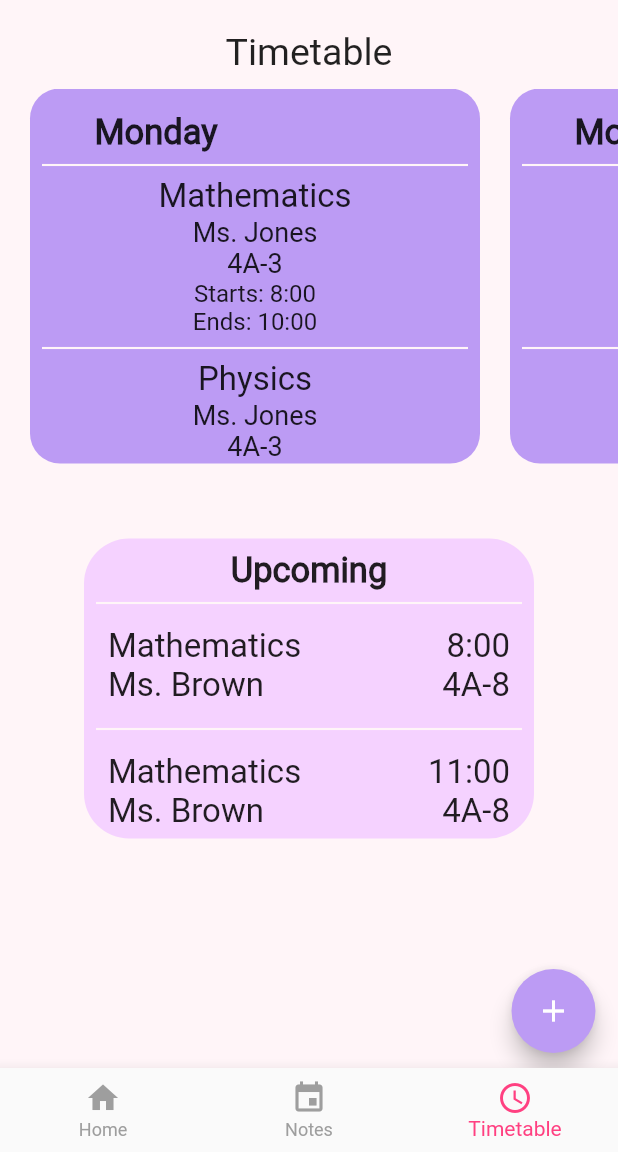
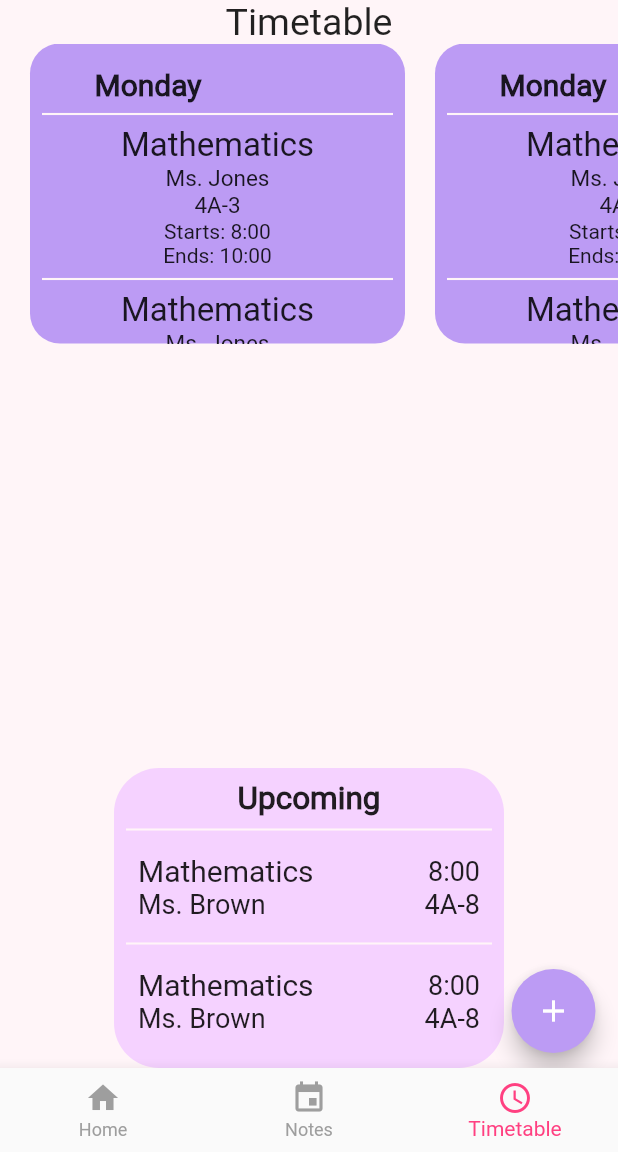
Before and after one commit to Laurell876/sidekick, a Flutter app: the NavBarPage screen opened by its route, item 3 of the bottom bar chosen, on a phone screen of 412 x 824 dp, the part 84-1236 px from its top. Run offline on Flutter 3.47's test engine with Material 2 defaults, Android fonts, the phone set to English and light mode, and no system bars.

Commit message:
done with ui

```diff
--- a/lib/DayOfWeekCard.dart
+++ b/lib/DayOfWeekCard.dart
@@ -4,7 +4,7 @@ class DayOfWeekCard extends StatelessWidget {
   @override
   Widget build(BuildContext context) {
     return Container(
-      width:300,
+      width:250,
 
       decoration: BoxDecoration(
         color: Color(0xffBC9BF4),
@@ -24,7 +24,7 @@ class DayOfWeekCard extends StatelessWidget {
                       Text('Monday',
                         style: TextStyle(
                           fontFamily: 'Roboto',
-                          fontSize: 23,
+                          fontSize: 20,
                           fontWeight: FontWeight.bold,
                         ),
                       ),
@@ -37,6 +37,8 @@ class DayOfWeekCard extends StatelessWidget {
                   thickness: 1.4,
                   color: Color(0xfffff5f8),
                 ),
+
+
                 Column(
                   mainAxisAlignment: MainAxisAlignment.center,
                   children: <Widget>[
@@ -48,25 +50,25 @@ class DayOfWeekCard extends StatelessWidget {
                     ),
                     Text('Ms. Jones',
                       style: TextStyle(
-                        fontSize: 18,
+                        fontSize: 15,
 
                       ),
                     ),
                     Text('4A-3',
                       style: TextStyle(
-                        fontSize: 18,
+                        fontSize: 15,
 
                       ),
                     ),
                     Text('Starts: 8:00',
                       style: TextStyle(
-                        fontSize: 16,
+                        fontSize: 14,
 
                       ),
                     ),
                     Text('Ends: 10:00',
                       style: TextStyle(
-                        fontSize: 16,
+                        fontSize: 14,
 
                       ),
                     ),
@@ -80,10 +82,12 @@ class DayOfWeekCard extends StatelessWidget {
                   thickness: 1.4,
                   color: Color(0xfffff5f8),
                 ),
+
+
                 Column(
                   mainAxisAlignment: MainAxisAlignment.center,
                   children: <Widget>[
-                    Text('Physics',
+                    Text('Mathematics',
                       style: TextStyle(
                         fontSize: 22,
 
@@ -91,25 +95,25 @@ class DayOfWeekCard extends StatelessWidget {
                     ),
                     Text('Ms. Jones',
                       style: TextStyle(
-                        fontSize: 18,
+                        fontSize: 15,
 
                       ),
                     ),
                     Text('4A-3',
                       style: TextStyle(
-                        fontSize: 18,
+                        fontSize: 15,
 
                       ),
                     ),
                     Text('Starts: 8:00',
                       style: TextStyle(
-                        fontSize: 16,
+                        fontSize: 14,
 
                       ),
                     ),
                     Text('Ends: 10:00',
                       style: TextStyle(
-                        fontSize: 16,
+                        fontSize: 14,
 
                       ),
                     ),
@@ -125,10 +129,13 @@ class DayOfWeekCard extends StatelessWidget {
                   thickness: 1.4,
                   color: Color(0xfffff5f8),
                 ),
+
+
+
                 Column(
                   mainAxisAlignment: MainAxisAlignment.center,
                   children: <Widget>[
-                    Text('Academic Writing II',
+                    Text('Mathematics',
                       style: TextStyle(
                         fontSize: 22,
 
@@ -136,25 +143,25 @@ class DayOfWeekCard extends StatelessWidget {
                     ),
                     Text('Ms. Jones',
                       style: TextStyle(
-                        fontSize: 18,
+                        fontSize: 15,
 
                       ),
                     ),
                     Text('4A-3',
                       style: TextStyle(
-                        fontSize: 18,
+                        fontSize: 15,
 
                       ),
                     ),
                     Text('Starts: 8:00',
                       style: TextStyle(
-                        fontSize: 16,
+                        fontSize: 14,
 
                       ),
                     ),
                     Text('Ends: 10:00',
                       style: TextStyle(
-                        fontSize: 16,
+                        fontSize: 14,
 
                       ),
                     ),
--- a/lib/HomePage.dart
+++ b/lib/HomePage.dart
@@ -9,6 +9,7 @@ class HomePage extends StatefulWidget {
 }
 
 class _HomePageState extends State<HomePage> {
+
   @override
   Widget build(BuildContext context) {
     return Column(
@@ -19,14 +20,14 @@ class _HomePageState extends State<HomePage> {
 
                     child: Column(
                       children: <Widget>[
-                      SizedBox(height: 20.0),
+
                         Text(
                           'Profile',
                           style: TextStyle(
                             fontSize: 20,
                           ),
                         ),
-                      SizedBox(height: 25.0),
+
                         ClipRRect(
                           borderRadius: BorderRadius.circular(200.0),
                           child: Container(
@@ -49,7 +50,7 @@ class _HomePageState extends State<HomePage> {
                             ),
                           ),
                         ),
-                      SizedBox(height: 25.0),
+
                         Text(
                           'Taylor Hill',
                           style: TextStyle(
@@ -66,6 +67,7 @@ class _HomePageState extends State<HomePage> {
                       ],
                     ),
                   ),
+
 
                   Column(
                     children: <Widget>[
@@ -96,12 +98,13 @@ class _HomePageState extends State<HomePage> {
 
                         ),
                       ),
-                    SizedBox(height:20),
+
                     ],
                   ),
 
           ],
         );
 
+
   }
 }
--- a/lib/TimetablePage.dart
+++ b/lib/TimetablePage.dart
@@ -6,14 +6,20 @@ import 'TopOfTimetable.dart';
 class TimetablePage extends StatelessWidget {
   @override
   Widget build(BuildContext context) {
-    return
-            Stack(
+
+
+    return Stack(
       children: <Widget>[
-                ListView(
+            Column(
+              mainAxisAlignment: MainAxisAlignment.spaceBetween,
               children: <Widget>[
                 TopOfTimetable(),
+                UpComingCard(),
               ],
             ),
+
+
+
 
 
 
@@ -29,10 +35,5 @@ class TimetablePage extends StatelessWidget {
         ),
       ],
     );
-
-
-
-
-
   }
 }
--- a/lib/TopOfTimetable.dart
+++ b/lib/TopOfTimetable.dart
@@ -9,18 +9,18 @@ class TopOfTimetable extends StatelessWidget {
       mainAxisAlignment: MainAxisAlignment.spaceBetween,
 
       children: <Widget>[
-        SizedBox(height:20),
+
         Text('Timetable',
           style: TextStyle(
             fontSize: 25,
           ),
         ),
-        SizedBox(height:10),
+
 
 
 
         SizedBox(
-          height:250, //gives it a specific height, card matches this height
+          height:200, //gives it a specific height, card matches this height
           child: Column( //necessary for some reason
             children: <Widget>[
               Expanded( //makes it take up the entire given height
@@ -47,13 +47,6 @@ class TopOfTimetable extends StatelessWidget {
           ),
         ),
 
-        SizedBox(height:50),
-        UpComingCard(),
-        SizedBox(height:40),
-
-
-
-
 
 
       ],
--- a/lib/UpComingCard.dart
+++ b/lib/UpComingCard.dart
@@ -2,11 +2,14 @@ import 'package:flutter/material.dart';
 
 
 class UpComingCard extends StatelessWidget {
+
   @override
   Widget build(BuildContext context) {
+
+
     return Container(
       height:200,
-      width:300,
+      width:260,
       decoration: BoxDecoration(
         color: Color(0xfff5d2ff),
           borderRadius: BorderRadius.circular(30.0),
@@ -23,7 +26,7 @@ class UpComingCard extends StatelessWidget {
                 children: <Widget>[
                   Text('Upcoming',
                     style: TextStyle(
-                      fontSize: 23,
+                      fontSize: 21,
                       fontWeight: FontWeight.bold,
                     ),
                   ),
@@ -45,12 +48,12 @@ class UpComingCard extends StatelessWidget {
                       children: <Widget>[
                         Text('Mathematics',
                           style: TextStyle(
-                            fontSize: 22,
+                            fontSize: 20,
                           ),
                         ),
                         Text('8:00',
                           style: TextStyle(
-                            fontSize: 22,
+                            fontSize: 18,
                           ),
                         ),
 
@@ -64,12 +67,12 @@ class UpComingCard extends StatelessWidget {
                       children: <Widget>[
                         Text('Ms. Brown',
                           style: TextStyle(
-                            fontSize: 22,
+                            fontSize: 18,
                           ),
                         ),
                         Text('4A-8',
                           style: TextStyle(
-                            fontSize: 22,
+                            fontSize: 18,
                           ),
                         ),
 
@@ -99,12 +102,12 @@ class UpComingCard extends StatelessWidget {
                       children: <Widget>[
                         Text('Mathematics',
                           style: TextStyle(
-                            fontSize: 22,
+                            fontSize: 20,
                           ),
                         ),
-                        Text('11:00',
+                        Text('8:00',
                           style: TextStyle(
-                            fontSize: 22,
+                            fontSize: 18,
                           ),
                         ),
 
@@ -118,12 +121,12 @@ class UpComingCard extends StatelessWidget {
                       children: <Widget>[
                         Text('Ms. Brown',
                           style: TextStyle(
-                            fontSize: 22,
+                            fontSize: 18,
                           ),
                         ),
                         Text('4A-8',
                           style: TextStyle(
-                            fontSize: 22,
+                            fontSize: 18,
                           ),
                         ),
 
@@ -153,12 +156,12 @@ class UpComingCard extends StatelessWidget {
                       children: <Widget>[
                         Text('Mathematics',
                           style: TextStyle(
-                            fontSize: 22,
+                            fontSize: 20,
                           ),
                         ),
-                        Text('13:00',
+                        Text('8:00',
                           style: TextStyle(
-                            fontSize: 22,
+                            fontSize: 18,
                           ),
                         ),
 
@@ -172,12 +175,12 @@ class UpComingCard extends StatelessWidget {
                       children: <Widget>[
                         Text('Ms. Brown',
                           style: TextStyle(
-                            fontSize: 22,
+                            fontSize: 18,
                           ),
                         ),
                         Text('4A-8',
                           style: TextStyle(
-                            fontSize: 22,
+                            fontSize: 18,
                           ),
                         ),
 
@@ -189,6 +192,9 @@ class UpComingCard extends StatelessWidget {
                 ),
               ),
             ),
+
+
+
           ],
         ),
       ),
--- a/lib/main.dart
+++ b/lib/main.dart
@@ -18,7 +18,7 @@ void main()=>runApp(MaterialApp(
 
     debugShowCheckedModeBanner: false,
   routes: {
-    '/': (context)=>LoginAndSignUp(),
+    '/': (context)=>NavBarPage(),
     '/SignUp': (context)=>SignUpPage(),
     '/Login':(context)=>LoginPage(),
     '/NavBarPage':(context)=>NavBarPage(),
```
Lines whose indentation alone changed are shown as unchanged.
